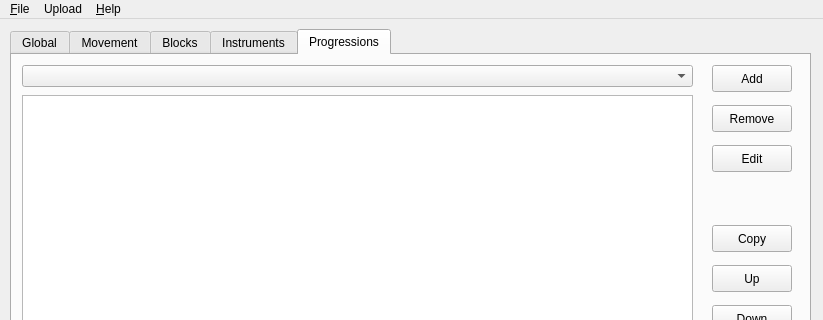
This is improviser/qtGUI/improviser.ui in bspaans/improviser as Qt 5 draws it before an edit; both pictures show x 0 to 823 and y 0 to 320 of the 823 by 499 pixel window. The edited form follows.
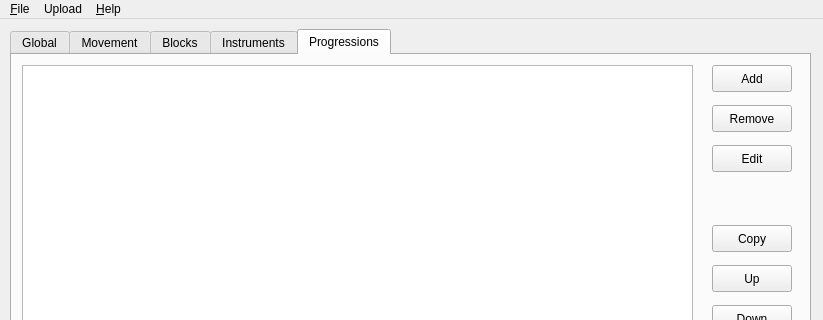
This is the edited form. The open tabs and pages were chosen to show the change.

The edit to the form file:
```diff
--- a/improviser/qtGUI/improviser.ui
+++ b/improviser/qtGUI/improviser.ui
@@ -714,23 +714,13 @@
        <string>Remove</string>
       </property>
      </widget>
-     <widget class="QComboBox" name="progressioncombo" >
-      <property name="geometry" >
-       <rect>
-        <x>10</x>
-        <y>10</y>
-        <width>671</width>
-        <height>22</height>
-       </rect>
-      </property>
-     </widget>
      <widget class="QListWidget" name="progressions" >
       <property name="geometry" >
        <rect>
         <x>10</x>
-        <y>40</y>
+        <y>10</y>
         <width>671</width>
-        <height>311</height>
+        <height>341</height>
        </rect>
       </property>
      </widget>
```
Left out of the diff: 1 changed line with no effect on the pictures.
